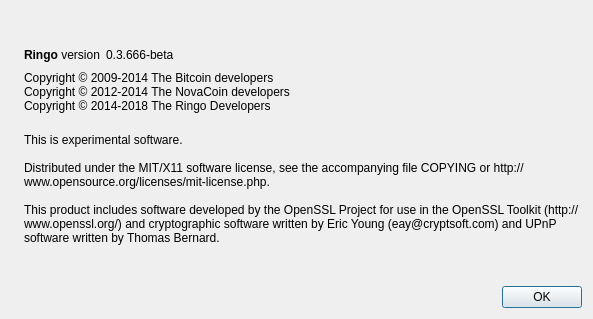
Qt form src/qt/forms/aboutdialog.ui (dkwzjw/ringo) before a commit.
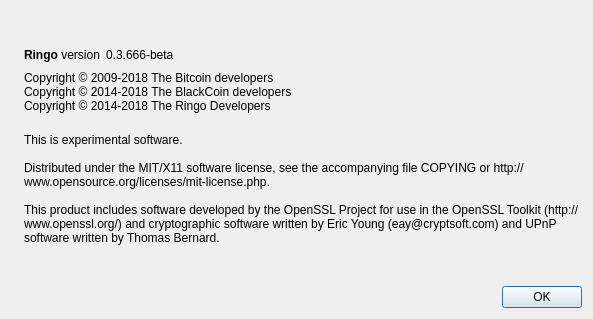
The same form after that commit. Icons and pictures are not drawn.

The edit to the form file:
```diff
--- a/src/qt/forms/aboutdialog.ui
+++ b/src/qt/forms/aboutdialog.ui
@@ -91,8 +91,8 @@
         <cursorShape>IBeamCursor</cursorShape>
        </property>
        <property name="text">
-        <string>Copyright © 2009-2014 The Bitcoin developers
-Copyright © 2012-2014 The NovaCoin developers
+        <string>Copyright © 2009-2018 The Bitcoin developers
+Copyright © 2014-2018 The BlackCoin developers
 Copyright © 2014-2018 The Ringo Developers</string>
        </property>
        <property name="textInteractionFlags">
```
